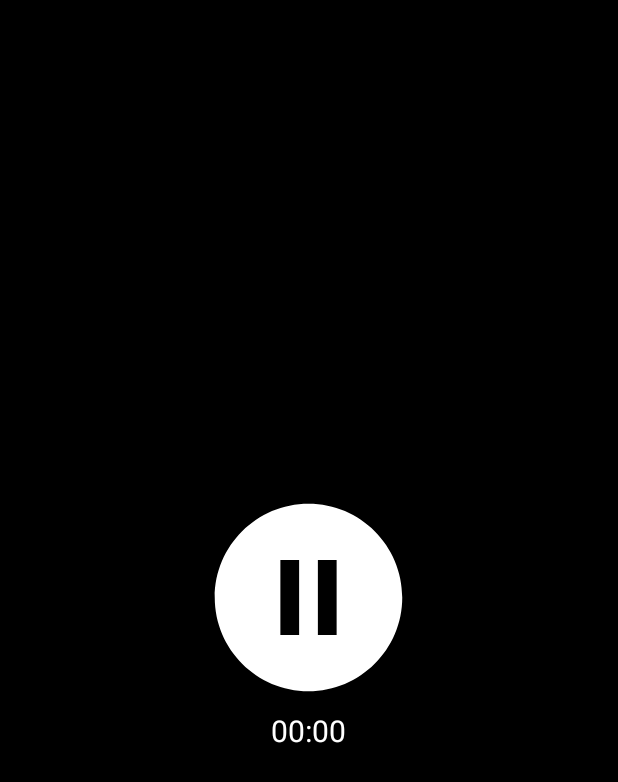
After one commit to byewall/Team6_AD_mobile, an Android app: the layout activity_record.xml on its own in the app's theme, with its tools: preview values and no code run, on a phone screen of 412 x 824 dp. The commit adds this screen. Shown: the top 782 px of the screen. Run offline under Robolectric (Android 15) with nearby library versions, the phone set to English and light mode, and no system bars; network calls fail.

Commit message:
chronometer + recorder (no logs yet)

```diff
--- /dev/null
+++ b/app/src/main/res/drawable/ic_recording.xml
@@ -0,0 +1,5 @@
+<vector android:height="32dp" android:tint="#FFFFFF"
+    android:viewportHeight="24" android:viewportWidth="24"
+    android:width="32dp" xmlns:android="http://schemas.android.com/apk/res/android">
+    <path android:fillColor="@android:color/white" android:pathData="M12,14c1.66,0 2.99,-1.34 2.99,-3L15,5c0,-1.66 -1.34,-3 -3,-3S9,3.34 9,5v6c0,1.66 1.34,3 3,3zM17.3,11c0,3 -2.54,5.1 -5.3,5.1S6.7,14 6.7,11L5,11c0,3.41 2.72,6.23 6,6.72L11,21h2v-3.28c3.28,-0.48 6,-3.3 6,-6.72h-1.7z"/>
+</vector>
--- /dev/null
+++ b/app/src/main/res/drawable/ic_start.xml
@@ -0,0 +1,5 @@
+<vector android:height="150dp" android:tint="#FFFFFF"
+    android:viewportHeight="24" android:viewportWidth="24"
+    android:width="150dp" xmlns:android="http://schemas.android.com/apk/res/android">
+    <path android:fillColor="@android:color/white" android:pathData="M12,2C6.48,2 2,6.48 2,12s4.48,10 10,10s10,-4.48 10,-10S17.52,2 12,2zM9.5,16.5v-9l7,4.5L9.5,16.5z"/>
+</vector>
--- /dev/null
+++ b/app/src/main/res/drawable/ic_stop.xml
@@ -0,0 +1,5 @@
+<vector android:height="150dp" android:tint="#FFFFFF"
+    android:viewportHeight="24" android:viewportWidth="24"
+    android:width="150dp" xmlns:android="http://schemas.android.com/apk/res/android">
+    <path android:fillColor="@android:color/white" android:pathData="M12,2C6.48,2 2,6.48 2,12s4.48,10 10,10s10,-4.48 10,-10S17.52,2 12,2zM11,16H9V8h2V16zM15,16h-2V8h2V16z"/>
+</vector>
--- /dev/null
+++ b/app/src/main/res/layout/activity_record.xml
@@ -0,0 +1,26 @@
+<?xml version="1.0" encoding="utf-8"?>
+<LinearLayout xmlns:android="http://schemas.android.com/apk/res/android"
+    android:layout_width="match_parent"
+    android:layout_height="match_parent"
+    xmlns:tools="http://schemas.android.com/tools"
+    android:background="@color/black"
+    android:orientation="vertical"
+    android:gravity="center"
+    tools:context=".RecordActivity">
+
+    <ImageButton
+        android:id="@+id/stopBtn"
+        android:layout_gravity="center"
+        android:layout_width="wrap_content"
+        android:layout_height="wrap_content"
+        android:src="@drawable/ic_stop"
+        android:background="@android:color/transparent"/>
+    <Chronometer
+        android:id="@+id/chronometer"
+        android:layout_gravity="center"
+        android:layout_width="wrap_content"
+        android:layout_height="wrap_content"
+        android:textColor="@color/white"
+        android:textSize="20dp"/>
+
+</LinearLayout>
```
Also changed, not shown: app/src/main/java/com/example/ad_spotifyclone/MainActivity.java (+50 -25 lines), app/src/main/java/com/example/ad_spotifyclone/RecordActivity.java (added, +82 -0 lines), app/src/main/res/layout/activity_main.xml (+15 -1 lines).
